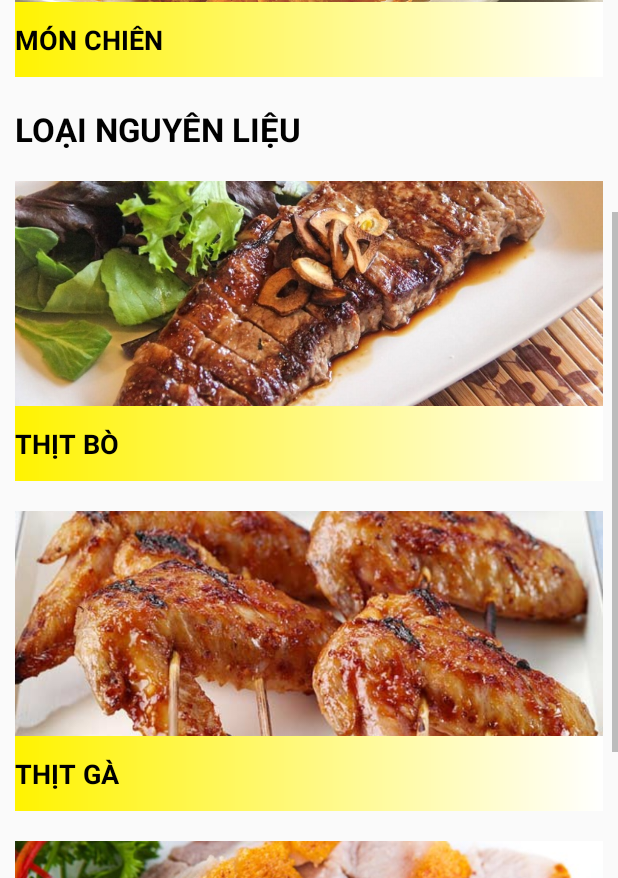
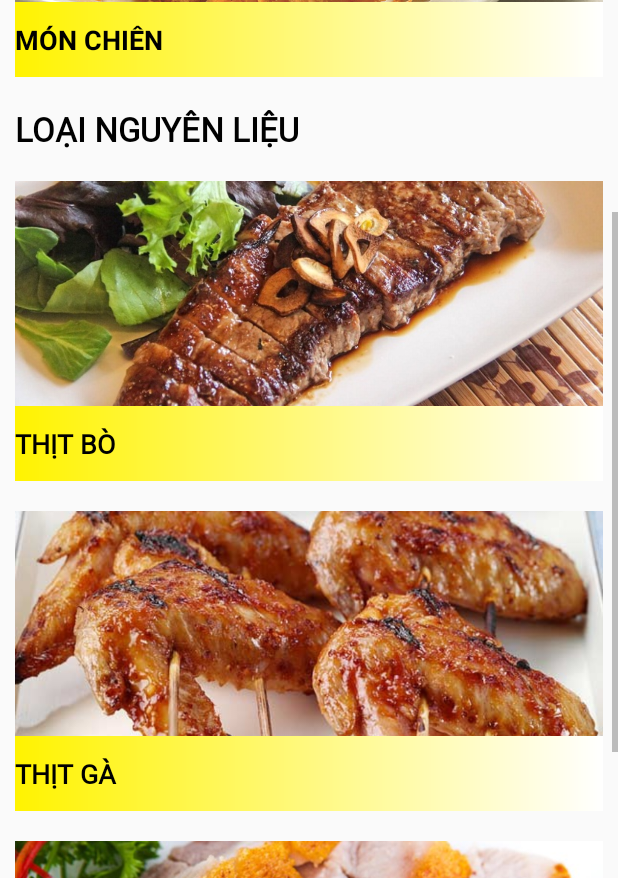
Before and after one commit to namng360/ProjectOne, an Android app: the NorthernActivity screen opened directly, with no data from a screen before it, scrolled down 537 dp, on a phone screen of 412 x 824 dp. Shown: the part 250-1128 px from the top of the screen. Run offline under Robolectric (Android 15) with nearby library versions, the phone set to English and light mode, and no system bars.

```diff
--- a/app/src/main/res/layout/activity_central.xml
+++ b/app/src/main/res/layout/activity_central.xml
@@ -125,6 +125,7 @@
                 android:textColor="@color/colorBlack"
                 style="@style/TextAppearance.AppCompat.Large"
                 android:textStyle="bold"
+                android:fontFamily="@font/times_new_roman"
                 android:text="@string/type"/>
 
             <LinearLayout
@@ -148,6 +149,7 @@
                     android:textColor="@color/colorBlack"
                     android:background="@drawable/bg_text"
                     style="@style/TextAppearance.AppCompat.Medium"
+                    android:fontFamily="@font/times_new_roman"
                     android:textStyle="bold"
                     android:text="@string/thit_bo"/>
 
@@ -174,6 +176,7 @@
                     android:background="@drawable/bg_text"
                     android:textStyle="bold"
                     style="@style/TextAppearance.AppCompat.Medium"
+                    android:fontFamily="@font/times_new_roman"
                     android:text="@string/thit_ga"/>
 
             </LinearLayout>
@@ -199,6 +202,7 @@
                     android:background="@drawable/bg_text"
                     android:textStyle="bold"
                     style="@style/TextAppearance.AppCompat.Medium"
+                    android:fontFamily="@font/times_new_roman"
                     android:text="@string/thit_lon"/>
 
             </LinearLayout>
@@ -224,6 +228,7 @@
                     android:background="@drawable/bg_text"
                     android:textStyle="bold"
                     style="@style/TextAppearance.AppCompat.Medium"
+                    android:fontFamily="@font/times_new_roman"
                     android:text="@string/hai_san"/>
 
             </LinearLayout>
--- a/app/src/main/res/layout/activity_northern.xml
+++ b/app/src/main/res/layout/activity_northern.xml
@@ -33,8 +33,9 @@
                 android:layout_height="match_parent"
                 android:textAllCaps="true"
                 android:textColor="@color/colorBlack"
-                style="@style/Base.TextAppearance.AppCompat.Large"
+                style="@style/TextAppearance.AppCompat.Large"
                 android:textStyle="bold"
+                android:fontFamily="@font/times_new_roman"
                 android:text="@string/cook"/>
 
             <LinearLayout
@@ -59,6 +60,7 @@
                     android:background="@drawable/bg_text"
                     style="@style/TextAppearance.AppCompat.Medium"
                     android:textStyle="bold"
+                    android:fontFamily="@font/times_new_roman"
                     android:text="@string/mon_nuong"/>
 
             </LinearLayout>
@@ -83,6 +85,7 @@
                     android:textColor="@color/colorBlack"
                     android:background="@drawable/bg_text"
                     android:textStyle="bold"
+                    android:fontFamily="@font/times_new_roman"
                     style="@style/TextAppearance.AppCompat.Medium"
                     android:text="@string/mon_xao"/>
 
@@ -120,8 +123,9 @@
                 android:layout_height="match_parent"
                 android:textAllCaps="true"
                 android:textColor="@color/colorBlack"
-                style="@style/Base.TextAppearance.AppCompat.Large"
+                style="@style/TextAppearance.AppCompat.Large"
                 android:textStyle="bold"
+                android:fontFamily="@font/times_new_roman"
                 android:text="@string/type"/>
 
             <LinearLayout
@@ -145,6 +149,7 @@
                     android:textColor="@color/colorBlack"
                     android:background="@drawable/bg_text"
                     style="@style/TextAppearance.AppCompat.Medium"
+                    android:fontFamily="@font/times_new_roman"
                     android:textStyle="bold"
                     android:text="@string/thit_bo"/>
 
@@ -171,6 +176,7 @@
                     android:background="@drawable/bg_text"
                     android:textStyle="bold"
                     style="@style/TextAppearance.AppCompat.Medium"
+                    android:fontFamily="@font/times_new_roman"
                     android:text="@string/thit_ga"/>
 
             </LinearLayout>
@@ -196,6 +202,7 @@
                     android:background="@drawable/bg_text"
                     android:textStyle="bold"
                     style="@style/TextAppearance.AppCompat.Medium"
+                    android:fontFamily="@font/times_new_roman"
                     android:text="@string/thit_lon"/>
 
             </LinearLayout>
@@ -221,6 +228,7 @@
                     android:background="@drawable/bg_text"
                     android:textStyle="bold"
                     style="@style/TextAppearance.AppCompat.Medium"
+                    android:fontFamily="@font/times_new_roman"
                     android:text="@string/hai_san"/>
 
             </LinearLayout>
```
Also changed, not shown: app/src/main/res/layout/activity_menu.xml (+6 -3 lines), app/src/main/res/layout/activity_south.xml (+8 -0 lines).
